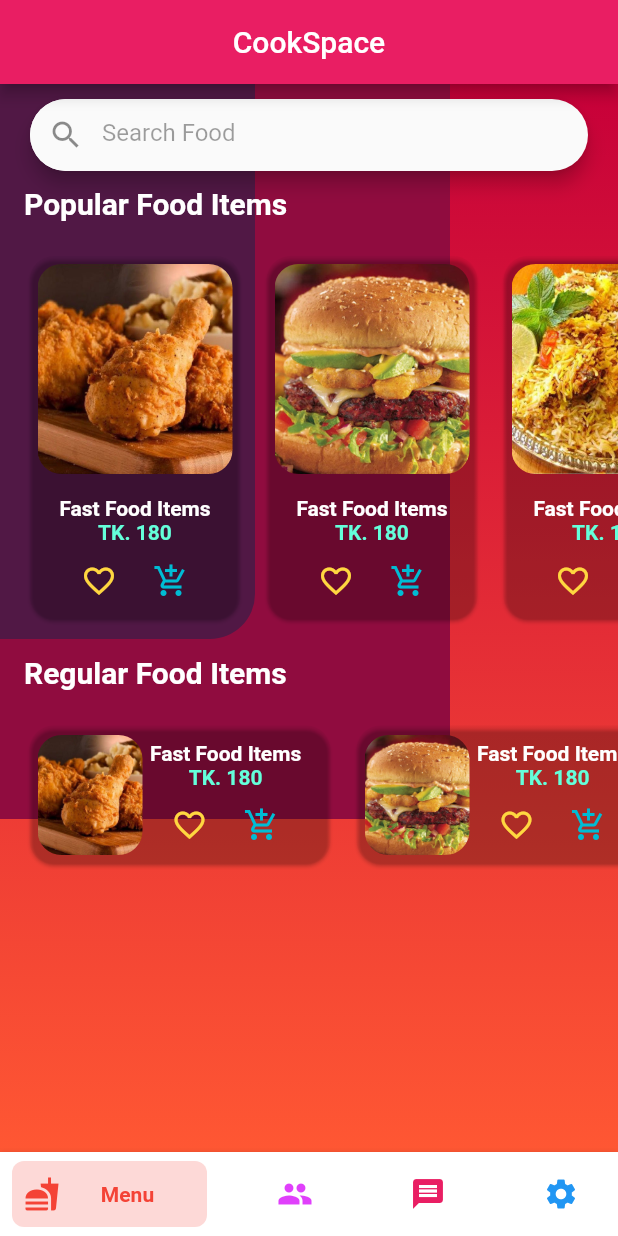
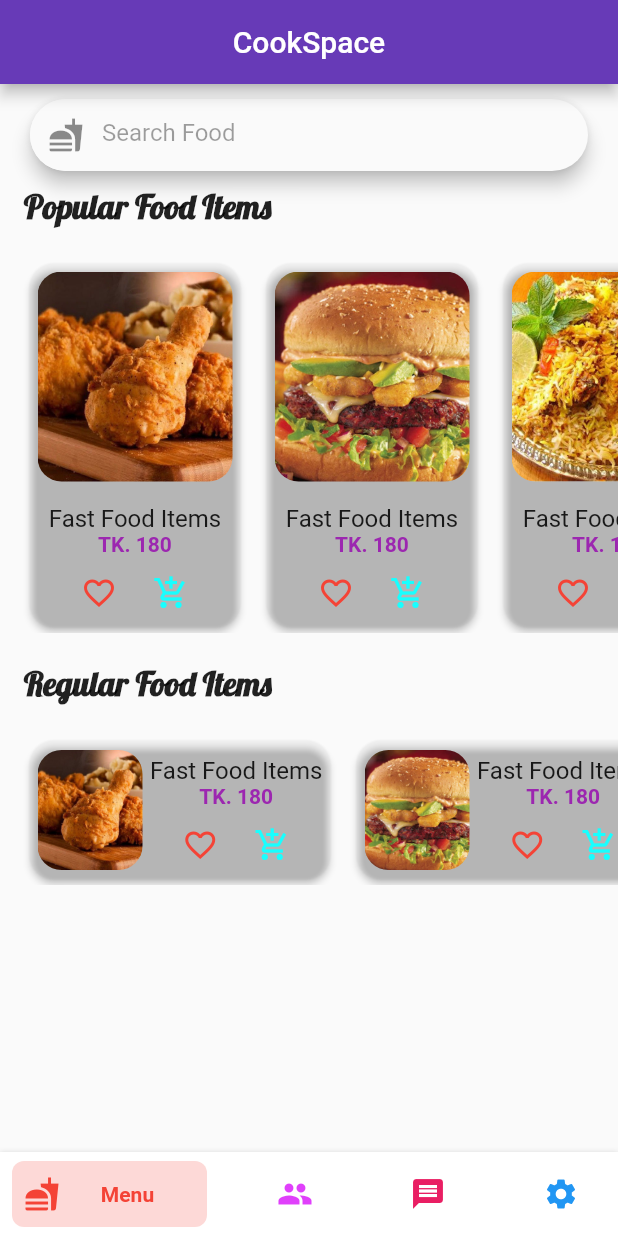
Before and after one commit to jahidRatul/foodDelivery, a Flutter app: the screen it shows after launch, on a phone screen of 412 x 824 dp. Run offline on Flutter 3.47's test engine with Material 2 defaults, Android fonts, the phone set to English and light mode, and no system bars; drawn by our look-alikes of bottom_navy_bar; our stand-ins replace google_fonts; Roboto replaces fonts that are missing (Questrial).

Commit message:
homepage ui v2

```diff
--- a/lib/main.dart
+++ b/lib/main.dart
@@ -1,5 +1,6 @@
 import 'package:bottom_navy_bar/bottom_navy_bar.dart';
 import 'package:flutter/material.dart';
+import 'package:google_fonts/google_fonts.dart';
 
 
 
@@ -13,7 +14,7 @@ class MyApp extends StatelessWidget {
       title: 'CookSpace',
 
       theme: ThemeData(
-        primarySwatch: Colors.pink,
+        primarySwatch: Colors.deepPurple,
       ),
       home: MyHomePage(),
     );
@@ -80,40 +81,11 @@ class _MyHomePageState extends State<MyHomePage> {
 }
 
 class HomeItems extends StatelessWidget {
-  final Color color1 = Color(0xff511845);
-  final Color color2 = Color(0xff900c3f);
-  final Color color3 = Color(0xffc70039);
-  final Color color4 = Color(0xffff5733);
+
 
   @override
   Widget build(BuildContext context) {
-    return Stack(
-      children: <Widget>[
-
-      Container(
-        decoration: BoxDecoration(
-            gradient: LinearGradient(
-                colors: [color3, color4],
-                begin: Alignment.topCenter,
-                end: Alignment.bottomCenter)),
-      ),
-      Container(
-        height: 490,
-        width: 300,
-        decoration: BoxDecoration(
-            borderRadius: BorderRadius.only(bottomRight: Radius.circular(30)),
-            color: color2),
-      ),
-      Container(
-        height: 370,
-        width: 170,
-        decoration: BoxDecoration(
-            borderRadius: BorderRadius.only(bottomRight: Radius.circular(30)),
-            color: color1),
-      ),
-
-
-        SingleChildScrollView(
+    return SingleChildScrollView(
       child: Column(
         crossAxisAlignment: CrossAxisAlignment.start,
         children: <Widget>[
@@ -141,7 +113,7 @@ class HomeItems extends StatelessWidget {
                             elevation: 0.0,
                             borderRadius:
                             BorderRadius.all(Radius.circular(30)),
-                                child: Icon(Icons.search),
+                            child: Icon(Icons.fastfood),
                           ),
                           border: InputBorder.none,
                           contentPadding: EdgeInsets.symmetric(
@@ -160,10 +132,9 @@ class HomeItems extends StatelessWidget {
             padding: const EdgeInsets.only(left: 16.0),
             child: Text(
               "Popular Food Items",
-                  style: TextStyle(
-                      color: Colors.white,
+              style: GoogleFonts.lobster(
                   fontWeight: FontWeight.bold,
-                      fontSize: 20.0),
+                  fontSize: 22.0  ),
             ),
           ),
           SizedBox(height: 20.0),
@@ -181,10 +152,9 @@ class HomeItems extends StatelessWidget {
             padding: const EdgeInsets.only(left: 16.0),
             child: Text(
               "Regular Food Items",
-                  style: TextStyle(
-                      color: Colors.white,
+               style: GoogleFonts.lobster(
                 fontWeight: FontWeight.bold,
-                      fontSize: 20.0),
+                fontSize: 22.0  ),
             ),
           ),
           SizedBox(height: 20.0),
@@ -200,8 +170,6 @@ class HomeItems extends StatelessWidget {
 
         ],
       ),
-        ),
-      ],
     );
   }
 
@@ -231,7 +199,7 @@ class HomeItems extends StatelessWidget {
             borderRadius: BorderRadius.circular(16),
           ),
           color: Colors.transparent,
-          elevation: 1,
+          elevation: 2,
           child: Container(
 //            color: Color(0xff00005c),
             width: 140,
@@ -251,17 +219,15 @@ class HomeItems extends StatelessWidget {
                 Text(
 
                   'Fast Food Items',
-                  style: TextStyle(
-                    fontWeight: FontWeight.bold,
-                      color: Colors.white
-
+                  style: GoogleFonts.questrial(
+                    fontSize: 16
                   ),
                 ),
                 Text(
                   'TK. 180',
                   style: TextStyle(
                     fontWeight: FontWeight.bold,
-                      color: Colors.tealAccent
+                      color: Colors.purple
 
                   ),
                 ),
@@ -269,10 +235,10 @@ class HomeItems extends StatelessWidget {
                   mainAxisAlignment: MainAxisAlignment.center,
                   children: <Widget>[
                     IconButton(
-                        icon: Icon(Icons.favorite_border, color: Colors.amberAccent),
+                        icon: Icon(Icons.favorite_border, color: Colors.red),
                         onPressed: (){}),
                     IconButton(
-                        icon: Icon(Icons.add_shopping_cart, color: Colors.cyan),
+                        icon: Icon(Icons.add_shopping_cart, color: Colors.cyanAccent),
                         onPressed: (){}),
                   ],
                 )
@@ -298,7 +264,7 @@ class HomeItems extends StatelessWidget {
             borderRadius: BorderRadius.circular(16),
           ),
           color: Colors.transparent,
-          elevation: 1,
+          elevation: 2,
           child: Container(
 
 
@@ -326,29 +292,29 @@ class HomeItems extends StatelessWidget {
                     height: 90,
                     child: Column(
                       children: <Widget>[
+
                         Text(
 
                           'Fast Food Items',
-                          style: TextStyle(
-                            fontWeight: FontWeight.bold,
-                            color: Colors.white
+                          style: GoogleFonts.questrial(
+                            fontSize: 16
                           ),
                         ),
                         Text(
                           'TK. 180',
                           style: TextStyle(
                             fontWeight: FontWeight.bold,
-                              color: Colors.tealAccent
+                              color: Colors.purple
                           ),
                         ),
                         Row(
                           mainAxisAlignment: MainAxisAlignment.center,
                           children: <Widget>[
                             IconButton(
-                                icon: Icon(Icons.favorite_border, color: Colors.amberAccent),
+                                icon: Icon(Icons.favorite_border, color: Colors.red),
                                 onPressed: (){}),
                             IconButton(
-                                icon: Icon(Icons.add_shopping_cart, color: Colors.cyan),
+                                icon: Icon(Icons.add_shopping_cart, color: Colors.cyanAccent),
                                 onPressed: (){}),
                           ],
                         )
--- a/pubspec.yaml
+++ b/pubspec.yaml
@@ -30,6 +30,7 @@ dependencies:
   cupertino_icons: ^0.1.3
   bottom_navy_bar: ^5.4.0
   flappy_search_bar: ^1.7.2
+  google_fonts: ^1.1.0
 
 
 
```
Also changed, not shown: pubspec.lock, 4 other files. Lines whose indentation alone changed are shown as unchanged.
